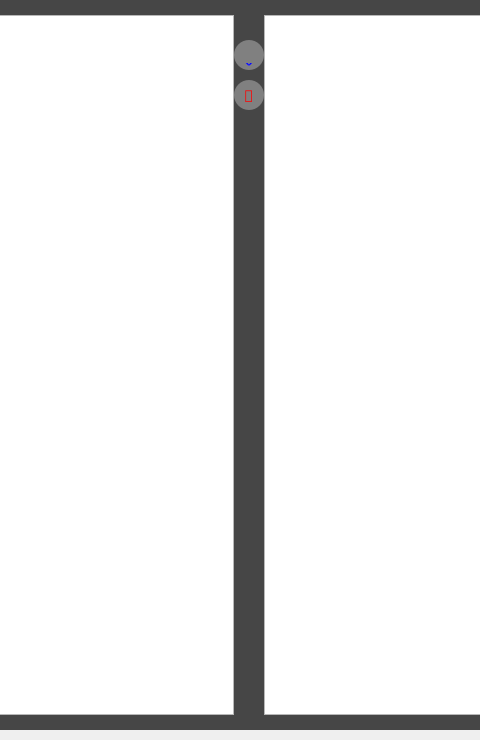
This is Gui/Screen.ui in Seoilyoung/Blue-Note as Qt 5 draws it before an edit; both pictures show x 161 to 641 and y 0 to 740 of the 1280 by 740 pixel window. The edited form follows.
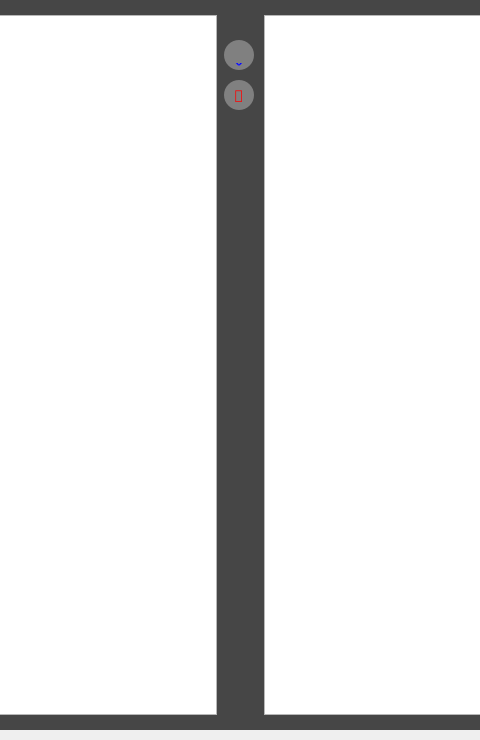
This is the edited form. The open tabs and pages were chosen to show the change. Icons and pictures are not drawn.

The edit to the form file:
```diff
--- a/Gui/Screen.ui
+++ b/Gui/Screen.ui
@@ -736,7 +736,7 @@
         <rect>
          <x>15</x>
          <y>15</y>
-         <width>380</width>
+         <width>363</width>
          <height>700</height>
         </rect>
        </property>
@@ -769,7 +769,7 @@
       <widget class="QPushButton" name="button_calgrowth_insert">
        <property name="geometry">
         <rect>
-         <x>395</x>
+         <x>385</x>
          <y>40</y>
          <width>30</width>
          <height>30</height>
@@ -805,7 +805,7 @@
       <widget class="QPushButton" name="button_calgrowth_delete">
        <property name="geometry">
         <rect>
-         <x>395</x>
+         <x>385</x>
          <y>80</y>
          <width>30</width>
          <height>30</height>
```
Left out of the diff: 2 changed lines with no effect on the pictures.
